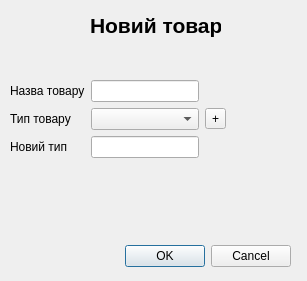
This is addproduct.ui in stand-by/Qt_PostgreSQL_application as Qt 5 draws it before an edit. The edited form follows.
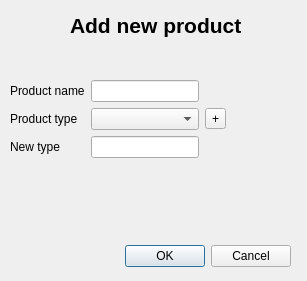
This is the edited form.

Diff of the .ui file:
```diff
--- a/addproduct.ui
+++ b/addproduct.ui
@@ -32,9 +32,9 @@
   <widget class="QLabel" name="label_header">
    <property name="geometry">
     <rect>
-     <x>90</x>
+     <x>70</x>
      <y>0</y>
-     <width>131</width>
+     <width>171</width>
      <height>51</height>
     </rect>
    </property>
@@ -46,10 +46,10 @@
     </font>
    </property>
    <property name="text">
-    <string>Новий товар</string>
+    <string>Add new product</string>
    </property>
   </widget>
-  <widget class="QWidget" name="">
+  <widget class="QWidget" name="layoutWidget">
    <property name="geometry">
     <rect>
      <x>10</x>
@@ -65,7 +65,7 @@
     <item row="0" column="0">
      <widget class="QLabel" name="label_name">
       <property name="text">
-       <string>Назва товару</string>
+       <string>Product name</string>
       </property>
      </widget>
     </item>
@@ -75,14 +75,14 @@
     <item row="1" column="0">
      <widget class="QLabel" name="label_good_type">
       <property name="text">
-       <string>Тип товару</string>
+       <string>Product type</string>
       </property>
      </widget>
     </item>
     <item row="2" column="0">
      <widget class="QLabel" name="label_new_type">
       <property name="text">
-       <string>Новий тип</string>
+       <string>New type</string>
       </property>
      </widget>
     </item>
```
